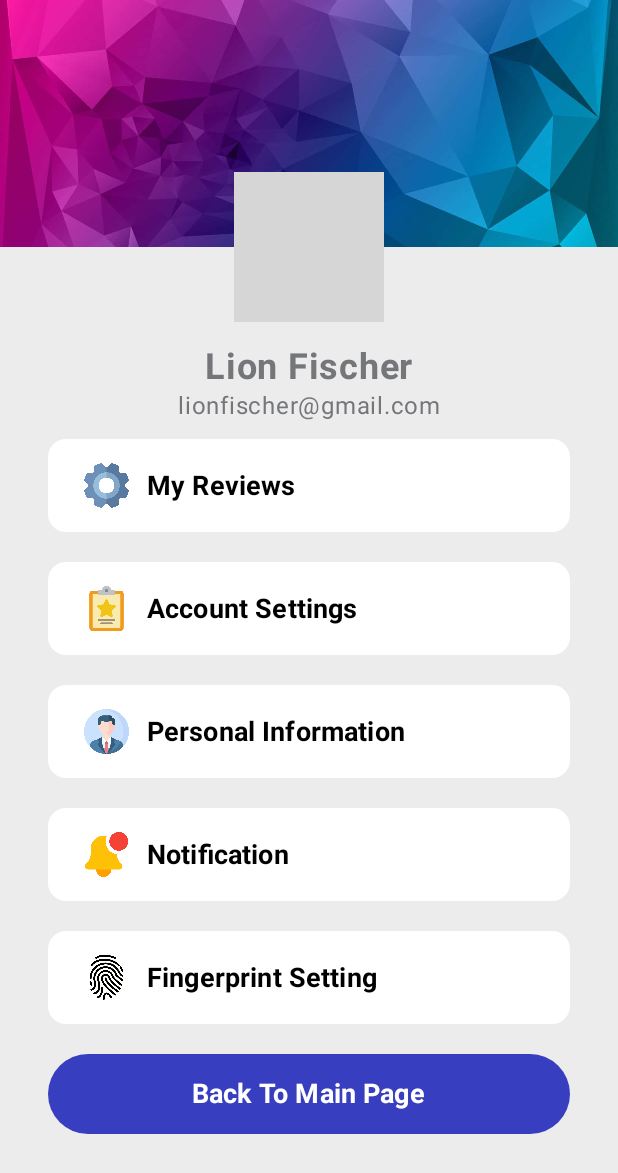
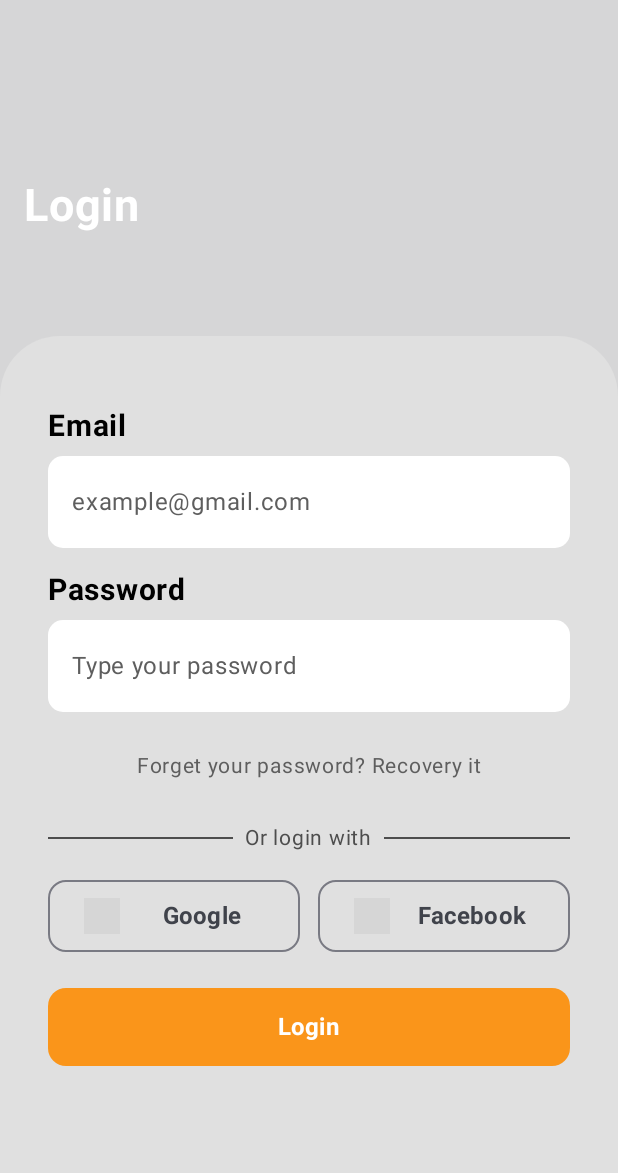
Before and after one commit to duyltph25901/JetpackComposeTraining, an Android app built with Jetpack Compose: the screen it shows after launch (MainActivity), on a phone screen of 412 x 824 dp. Shown: the top 1173 px of the screen. Run offline under Robolectric (Android 15) with nearby library versions, the phone set to English and light mode, and no system bars; our stand-ins replace constraintlayout-compose; grey boxes are pictures that could not be loaded.

Commit message:
completed login screen v2

```diff
--- a/app/src/main/java/com/loc/newsapp/MainActivity.kt
+++ b/app/src/main/java/com/loc/newsapp/MainActivity.kt
@@ -5,8 +5,7 @@ import androidx.activity.ComponentActivity
 import androidx.activity.compose.setContent
 import androidx.compose.runtime.Composable
 import androidx.compose.ui.tooling.preview.Preview
-import com.loc.newsapp.login.LoginScreen
-import com.loc.newsapp.profile.ProfileScreen
+import com.loc.newsapp.login.LoginScreenV2
 import com.loc.newsapp.ui.theme.NewsAppTheme
 
 class MainActivity : ComponentActivity() {
@@ -15,7 +14,8 @@ class MainActivity : ComponentActivity() {
         setContent {
             NewsAppTheme {
 //                LoginScreen()
-                ProfileScreen()
+                LoginScreenV2()
+//                ProfileScreen()
             }
         }
     }
@@ -24,7 +24,7 @@ class MainActivity : ComponentActivity() {
     @Composable
     fun PreviewMainActivity() {
         NewsAppTheme {
-            ProfileScreen()
+            LoginScreenV2()
         }
     }
 }
--- /dev/null
+++ b/app/src/main/java/com/loc/newsapp/login/LoginScreenV2.kt
@@ -0,0 +1,328 @@
+package com.loc.newsapp.login
+
+import androidx.compose.foundation.Image
+import androidx.compose.foundation.background
+import androidx.compose.foundation.layout.Arrangement
+import androidx.compose.foundation.layout.Box
+import androidx.compose.foundation.layout.Column
+import androidx.compose.foundation.layout.Row
+import androidx.compose.foundation.layout.Spacer
+import androidx.compose.foundation.layout.fillMaxSize
+import androidx.compose.foundation.layout.fillMaxWidth
+import androidx.compose.foundation.layout.height
+import androidx.compose.foundation.layout.padding
+import androidx.compose.foundation.layout.size
+import androidx.compose.foundation.layout.width
+import androidx.compose.foundation.shape.CircleShape
+import androidx.compose.foundation.shape.RoundedCornerShape
+import androidx.compose.foundation.text.KeyboardOptions
+import androidx.compose.material3.Button
+import androidx.compose.material3.ButtonDefaults
+import androidx.compose.material3.ExperimentalMaterial3Api
+import androidx.compose.material3.OutlinedButton
+import androidx.compose.material3.Scaffold
+import androidx.compose.material3.Text
+import androidx.compose.material3.TextField
+import androidx.compose.material3.TextFieldDefaults
+import androidx.compose.runtime.Composable
+import androidx.compose.runtime.getValue
+import androidx.compose.runtime.mutableStateOf
+import androidx.compose.runtime.saveable.rememberSaveable
+import androidx.compose.runtime.setValue
+import androidx.compose.ui.Alignment
+import androidx.compose.ui.Modifier
+import androidx.compose.ui.draw.paint
+import androidx.compose.ui.graphics.Color
+import androidx.compose.ui.layout.ContentScale
+import androidx.compose.ui.res.painterResource
+import androidx.compose.ui.text.font.FontWeight
+import androidx.compose.ui.text.input.KeyboardType
+import androidx.compose.ui.text.style.TextAlign
+import androidx.compose.ui.tooling.preview.Preview
+import androidx.compose.ui.unit.dp
+import androidx.compose.ui.unit.sp
+import androidx.constraintlayout.compose.ConstraintLayout
+import com.loc.newsapp.R
+import com.loc.newsapp.ui.theme.NewsAppTheme
+
+@OptIn(ExperimentalMaterial3Api::class)
+@Composable
+fun LoginScreenV2() {
+    Scaffold(
+        modifier = Modifier
+            .fillMaxWidth()
+            .background(color = Color.White)
+    ) { innerPadding ->
+        Column(
+            modifier = Modifier
+                .fillMaxWidth()
+                .padding(paddingValues = innerPadding)
+                .paint(
+                    painter = painterResource(id = R.drawable.background_page),
+                    contentScale = ContentScale.Crop
+                ), horizontalAlignment = Alignment.CenterHorizontally
+        ) {
+            ConstraintLayout(
+                modifier = Modifier.fillMaxSize()
+            ) {
+                val (topText, column) = createRefs()
+
+                Text(
+                    modifier = Modifier
+                        .padding(
+                            top = 16.dp,
+                            start = 16.dp,
+                        )
+                        .constrainAs(topText) {
+                            linkTo(top = parent.top, bottom = column.top, bias = .6f)
+                            linkTo(start = parent.start, end = parent.end, bias = 0f)
+                        },
+                    text = "Login",
+                    color = Color.White,
+                    fontSize = 30.sp,
+                    fontWeight = FontWeight.Bold
+                )
+
+                Column(modifier = Modifier
+                    .fillMaxWidth()
+                    .height(height = 600.dp)
+                    .constrainAs(column) {
+                        bottom.linkTo(parent.bottom)
+                    }
+                    .background(
+                        color = Color(
+                            color = android.graphics.Color.parseColor("#e0e0e0"),
+                        ), shape = RoundedCornerShape(
+                            topStart = 40.dp, topEnd = 40.dp
+                        )
+                    )
+                    .padding(all = 32.dp)) {
+
+                    Text(
+                        modifier = Modifier.padding(top = 16.dp),
+                        text = "Email",
+                        fontSize = 20.sp,
+                        fontWeight = FontWeight.Bold,
+                        color = Color.Black
+                    )
+
+                    var emailValue by rememberSaveable { mutableStateOf("") }
+                    TextField(
+                        modifier = Modifier
+                            .fillMaxWidth()
+                            .padding(top = 8.dp)
+                            .background(
+                                color = Color.White,
+                                shape = CircleShape
+                            ),
+                        label = {
+                            Text(text = "example@gmail.com")
+                        },
+                        value = emailValue,
+                        shape = RoundedCornerShape(size = 10.dp),
+                        colors = TextFieldDefaults.textFieldColors(
+                            containerColor = Color.White,
+                            textColor = Color(color = android.graphics.Color.parseColor("#5e5e5e")),
+                            unfocusedLabelColor = Color(color = android.graphics.Color.parseColor("#5e5e5e")),
+                            focusedIndicatorColor = Color.Transparent,
+                            unfocusedIndicatorColor = Color.Transparent
+                        ),
+                        onValueChange = { newValue ->
+                            emailValue = newValue
+                        }
+                    )
+
+                    Text(
+                        modifier = Modifier.padding(top = 16.dp),
+                        text = "Password",
+                        fontSize = 20.sp,
+                        fontWeight = FontWeight.Bold,
+                        color = Color.Black
+                    )
+
+                    var passValue by rememberSaveable { mutableStateOf("") }
+                    TextField(
+                        modifier = Modifier
+                            .fillMaxWidth()
+                            .padding(top = 8.dp)
+                            .background(
+                                color = Color.White,
+                                shape = CircleShape
+                            ),
+                        label = {
+                            Text(text = "Type your password")
+                        },
+                        value = passValue,
+                        shape = RoundedCornerShape(size = 10.dp),
+                        colors = TextFieldDefaults.textFieldColors(
+                            containerColor = Color.White,
+                            textColor = Color(color = android.graphics.Color.parseColor("#5e5e5e")),
+                            unfocusedLabelColor = Color(color = android.graphics.Color.parseColor("#5e5e5e")),
+                            focusedIndicatorColor = Color.Transparent,
+                            unfocusedIndicatorColor = Color.Transparent
+                        ),
+                        keyboardOptions = KeyboardOptions(
+                            keyboardType = KeyboardType.Password
+                        ),
+                        onValueChange = { newValue ->
+                            passValue = newValue
+                        }
+                    )
+
+                    Text(
+                        modifier = Modifier
+                            .padding(top = 24.dp)
+                            .fillMaxWidth(),
+                        text = "Forget your password? Recovery it",
+                        fontSize = 14.sp,
+                        textAlign = TextAlign.Center,
+                        color = Color(color = android.graphics.Color.parseColor("#5E5E5E"))
+                    )
+
+                    Row(
+                        modifier = Modifier
+                            .fillMaxWidth()
+                            .padding(top = 24.dp),
+                        verticalAlignment = Alignment.CenterVertically
+                    ) {
+                        Box(modifier = Modifier
+                            .height(height = 1.dp)
+                            .weight(weight = 1f)
+                            .background(
+                                color = Color(
+                                    color = android.graphics.Color.parseColor("#4d4d4d")
+                                )
+                            ))
+
+                        Text(
+                            modifier = Modifier.padding(
+                                horizontal = 8.dp,
+                            ),
+                            text = "Or login with",
+                            fontSize = 14.sp,
+                            color = Color(
+                                color = android.graphics.Color.parseColor("#4d4d4d")
+                            )
+                        )
+
+                        Box(modifier = Modifier
+                            .height(height = 1.dp)
+                            .weight(weight = 1f)
+                            .background(
+                                color = Color(
+                                    color = android.graphics.Color.parseColor("#4d4d4d")
+                                )
+                            ))
+                    }
+
+                    Row(
+                        modifier = Modifier
+                            .fillMaxWidth()
+                            .padding(top = 16.dp)
+                    ) {
+                        OutlinedButton(
+                            modifier = Modifier.weight(weight = 1f),
+                            shape = RoundedCornerShape(
+                                size = 12.dp
+                            ),
+                            onClick = { /*TODO*/ }
+                        ) {
+                            Row(
+                                modifier = Modifier
+                                    .fillMaxWidth()
+                                    .padding(vertical = 4.dp),
+                                verticalAlignment = Alignment.CenterVertically,
+                                horizontalArrangement = Arrangement.Center
+                            ) {
+                                Image(
+                                    modifier = Modifier.size(size = 24.dp),
+                                    painter = painterResource(id = R.drawable.gg_blue),
+                                    contentDescription = null
+                                )
+
+                                Text(
+                                    modifier = Modifier
+                                        .weight(weight = 1f)
+                                        .padding(
+                                            start = 12.dp
+                                        ),
+                                    text = "Google",
+                                    fontSize = 16.sp,
+                                    fontWeight = FontWeight.Bold,
+                                    textAlign = TextAlign.Center,
+                                    maxLines = 1,
+                                )
+                            }
+                        }
+
+                        Spacer(modifier = Modifier.width(width = 12.dp))
+
+                        OutlinedButton(
+                            modifier = Modifier.weight(weight = 1f),
+                            shape = RoundedCornerShape(
+                                size = 12.dp
+                            ),
+                            onClick = { /*TODO*/ }
+                        ) {
+                            Row(
+                                modifier = Modifier
+                                    .fillMaxWidth()
+                                    .padding(vertical = 4.dp),
+                                verticalAlignment = Alignment.CenterVertically,
+                                horizontalArrangement = Arrangement.Center
+                            ) {
+                                Image(
+                                    modifier = Modifier.size(size = 24.dp),
+                                    painter = painterResource(id = R.drawable.fb_blue),
+                                    contentDescription = null
+                                )
+
+                                Text(
+                                    modifier = Modifier
+                                        .weight(weight = 1f)
+                                        .padding(
+                                            start = 12.dp
+                                        ),
+                                    text = "Facebook",
+                                    fontSize = 16.sp,
+                                    fontWeight = FontWeight.Bold,
+                                    textAlign = TextAlign.Center,
+                                    maxLines = 1,
+                                )
+                            }
+                        }
+                    }
+
+                    Button(
+                        modifier = Modifier
+                            .fillMaxWidth()
+                            .padding(top = 24.dp),
+                        shape = RoundedCornerShape(size = 12.dp),
+                        colors = ButtonDefaults.buttonColors(
+                            containerColor = Color(
+                                color = android.graphics.Color.parseColor("#fa951a")
+                            )
+                        ),
+                        onClick = { /*TODO*/ },
+                    ) {
+                        Text(
+                            modifier = Modifier.padding(vertical = 8.dp),
+                            text = "Login",
+                            fontSize = 16.sp,
+                            fontWeight = FontWeight.Bold,
+                            color = Color.White,
+                        )
+                    }
+                }
+            }
+        }
+    }
+}
+
+@Preview(showBackground = true)
+@Composable
+fun PreviewLoginScreenV2() {
+    NewsAppTheme {
+        LoginScreenV2()
+    }
+}
```
